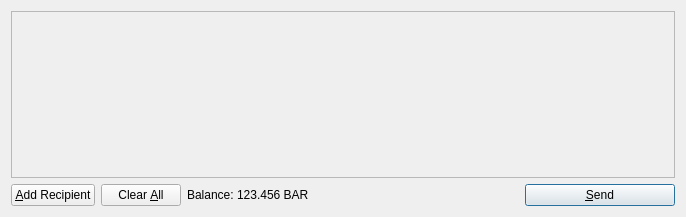
Above: src/qt/forms/sendcoinsdialog.ui from moophlo/MufloCoin before the change. Below: the same form after it.
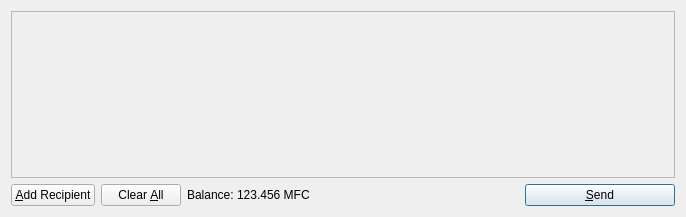
That is the form after the change. Icons and pictures are not drawn.

The edit to the form file:
```diff
--- a/src/qt/forms/sendcoinsdialog.ui
+++ b/src/qt/forms/sendcoinsdialog.ui
@@ -119,7 +119,7 @@
           <cursorShape>IBeamCursor</cursorShape>
          </property>
          <property name="text">
-          <string>123.456 BAR</string>
+          <string>123.456 MFC</string>
          </property>
          <property name="textInteractionFlags">
           <set>Qt::LinksAccessibleByMouse|Qt::TextSelectableByKeyboard|Qt::TextSelectableByMouse</set>
```
